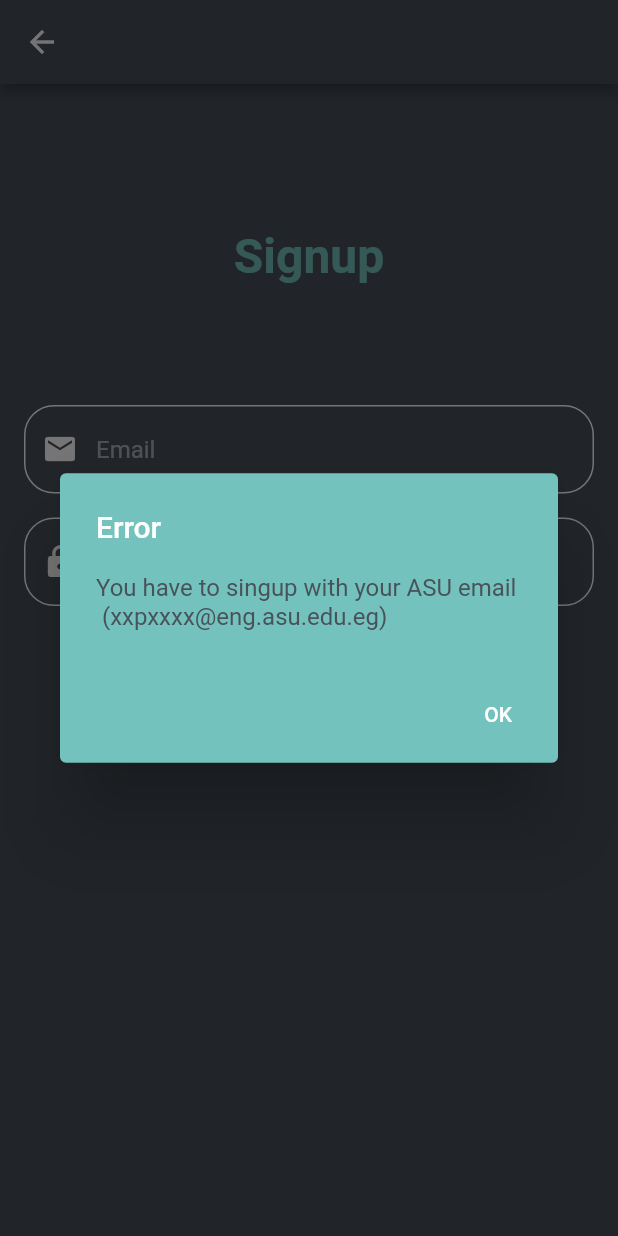
After one commit to aGayar30/Flutter_Carppool_project, a Flutter app: the SignupPage screen opened directly, after a tap on "Signup", on a phone screen of 412 x 824 dp. The commit adds this screen. Run offline on Flutter 3.47's test engine with Material 2 defaults, Android fonts, the phone set to English and light mode, and no system bars; our stand-ins replace connectivity, firebase_auth, firebase_core, firebase_database, sqflite; accounts and stored records are empty.

Commit message:
Added signup page

```diff
--- a/lib/main.dart
+++ b/lib/main.dart
@@ -5,7 +5,7 @@ import 'package:my_project/Profile.dart';
 import 'package:my_project/auth.dart';
 import 'package:my_project/firebase_options.dart';
 import 'RoleSelection.dart';
-
+import 'signupPage.dart';
 
 void main() async{
   WidgetsFlutterBinding.ensureInitialized();
@@ -95,25 +95,35 @@ class LoginPage extends StatelessWidget {
                 if (connectivityResult == ConnectivityResult.none) {
                   showOfflineDialog(context);
                 }
-                else
-
+                if (email.isEmpty || password.isEmpty){
+                  // Display a SnackBar with the error message
+                  ScaffoldMessenger.of(scaffoldContext).showSnackBar(
+                      SnackBar(
+                        content: Text('email and password cannot be empty'),
+                        duration: Duration(seconds: 2), // Adjust the duration as needed
+                      ));
+                }else {
                   try {
-                  await  _auth.signInWithEmailAndPassword(
+                    await _auth.signInWithEmailAndPassword(
                       email: email,
                       password: password,
                     );
 
                     // Navigate to the next screen or perform any other action on successful login
                     // For example:
-                  Navigator.pushReplacement(context, MaterialPageRoute(builder: (context) => RoleSelectionScreen()));
+                    Navigator.pushReplacement(
+                        context, MaterialPageRoute(builder: (context) =>
+                        RoleSelectionScreen()));
                   } catch (e) {
                     // Display a SnackBar with the error message
                     ScaffoldMessenger.of(scaffoldContext).showSnackBar(
                       SnackBar(
                         content: Text('Incorrect username or password'),
-                      duration: Duration(seconds: 2), // Adjust the duration as needed
+                        duration: Duration(
+                            seconds: 2), // Adjust the duration as needed
                       ),
                     );
+                  }
                 }
                 },
               style: ElevatedButton.styleFrom(
@@ -121,12 +131,18 @@ class LoginPage extends StatelessWidget {
               ),
               child: Text('Login'),
             ),
-            SizedBox(height: 16.0),
-            Text(
-              'NOTE! You have to login with your ASU email and password (xxpxxxx@eng.asu.edu.eg)',
-              style: TextStyle(
-                color: Colors.white,
+            SizedBox(height: 24.0),
+            ElevatedButton(
+              onPressed: () {
+                Navigator.push(
+                  context,
+                  MaterialPageRoute(builder: (context) => SignupPage()),
+                );
+              },
+              style: ElevatedButton.styleFrom(
+                primary: Color(0xFF495159)
               ),
+              child: Text('Do not have an account? Signup here!', style: TextStyle(color: Colors.white),),
             ),
           ],
         ),
--- /dev/null
+++ b/lib/signupPage.dart
@@ -0,0 +1,165 @@
+import 'package:flutter/material.dart';
+import 'package:my_project/auth.dart';
+import 'main.dart';
+
+
+
+
+class SignupPage extends StatelessWidget {
+  final Auth _auth = Auth();
+  final TextEditingController emailController = TextEditingController();
+  final TextEditingController passwordController = TextEditingController();
+
+
+  @override
+  Widget build(BuildContext context) {
+    return Scaffold(
+        backgroundColor: Color(0xFF495159),
+        appBar: AppBar(
+          backgroundColor: Color(0xFF495159),
+        ),
+        body: Container(
+          padding: EdgeInsets.all(16.0),
+          child:  Builder(
+            builder: (BuildContext scaffoldContext) => Column(
+              mainAxisAlignment: MainAxisAlignment.start,
+              crossAxisAlignment: CrossAxisAlignment.center,
+              children: [
+                SizedBox(height: 80.0),
+                Text(
+                  'Signup',
+                  style: TextStyle(
+                    fontSize: 32.0,
+                    fontWeight: FontWeight.bold,
+                    color: Color(0xFF73C2BE),
+                  ),
+                ),
+                SizedBox(height: 80.0),
+                TextField(
+                  controller: emailController,
+                  style: TextStyle(color: Colors.white),
+                  decoration: InputDecoration(
+                    hintText: 'Email',
+                    hintStyle: TextStyle(color: Colors.white54),
+                    prefixIcon: Icon(Icons.email, color: Colors.white),
+                    enabledBorder: OutlineInputBorder(
+                      borderSide: BorderSide(color: Colors.white),
+                      borderRadius: BorderRadius.circular(20.0),
+                    ),
+                    focusedBorder: OutlineInputBorder(
+                      borderSide: BorderSide(color: Color(0xFF73C2BE), width: 3),
+                      borderRadius: BorderRadius.circular(20.0),
+                    ),
+                  ),
+                ),
+                SizedBox(height: 16.0),
+                TextField(
+                  controller: passwordController,
+                  style: TextStyle(color: Colors.white),
+                  obscureText: true,
+                  decoration: InputDecoration(
+                    hintText: 'Password',
+                    hintStyle: TextStyle(color: Colors.white54),
+                    prefixIcon: Icon(Icons.lock, color: Colors.white),
+                    enabledBorder: OutlineInputBorder(
+                      borderSide: BorderSide(color: Colors.white),
+                      borderRadius: BorderRadius.circular(20.0),
+                    ),
+                    focusedBorder: OutlineInputBorder(
+                      borderSide: BorderSide(color: Color(0xFF73C2BE), width: 3),
+                      borderRadius: BorderRadius.circular(20.0),
+                    ),
+                  ),
+                ),
+                SizedBox(height: 30.0),
+                ElevatedButton(
+                  onPressed: () async {
+                    String email = emailController.text.trim();
+                    String password = passwordController.text.trim();
+
+                    // Define a regular expression for the desired format
+                    RegExp regex = RegExp(r'^\d{2}p\d{4}@eng\.asu\.edu\.eg$');
+
+                    // Use the regular expression to check the format
+                    if (regex.hasMatch(email)){
+                        if(password.length >= 6) {
+                          try {
+                            await _auth.createUserWithEmailAndPassword(
+                              email: email,
+                              password: password,
+                            );
+
+                            showSucessDialog(context, 'Signedup Succesfully!');
+                          } catch (e) {
+                            // Display a SnackBar with the error message
+                            ScaffoldMessenger.of(scaffoldContext).showSnackBar(
+                              SnackBar(
+                                content: Text('${e}'),
+                                duration: Duration(
+                                    seconds: 2), // Adjust the duration as needed
+                              ),
+                            );
+                          }
+                        }else {
+                          showAlertDialog(context, 'Password must be at least 6 characters');
+                        }
+                    }else {
+                      showAlertDialog(context, 'You have to singup with your ASU email \n (xxpxxxx@eng.asu.edu.eg)');
+                    }
+                  },
+                  style: ElevatedButton.styleFrom(
+                    primary: Color(0xFF73C2BE),
+                  ),
+                  child: Text('Signup'),
+                ),
+              ],
+            ),
+          ),
+        )
+    );
+  }
+  void showSucessDialog(BuildContext context, String message) {
+    showDialog(
+      context: context,
+      builder: (BuildContext context) {
+        return AlertDialog(
+          backgroundColor: Color(0xFF73C2BE),
+          title: Text('Information', style: TextStyle(color: Colors.white)),
+          content: Text('${message}',
+            style: TextStyle(color: Color(0xFF495159)),),
+          actions: [
+            TextButton(
+                onPressed: () {
+                  Navigator.pop(context);
+                  Navigator.pushReplacement(context, MaterialPageRoute(builder: (context) => MyApp()));
+
+                },
+                child: Text('OK' , style: TextStyle(color: Colors.white,),)
+            ),
+          ],
+        );
+      },
+    );
+  }
+  void showAlertDialog(BuildContext context, String message) {
+    showDialog(
+      context: context,
+      builder: (BuildContext context) {
+        return AlertDialog(
+          backgroundColor: Color(0xFF73C2BE),
+          title: Text('Error', style: TextStyle(color: Colors.white)),
+          content: Text('${message}',
+            style: TextStyle(color: Color(0xFF495159)),),
+          actions: [
+            TextButton(
+                onPressed: () {
+                  Navigator.pop(context);
+                },
+                child: Text('OK' , style: TextStyle(color: Colors.white,),)
+            ),
+          ],
+        );
+      },
+    );
+  }
+}
```
Lines whose indentation alone changed are shown as unchanged.
